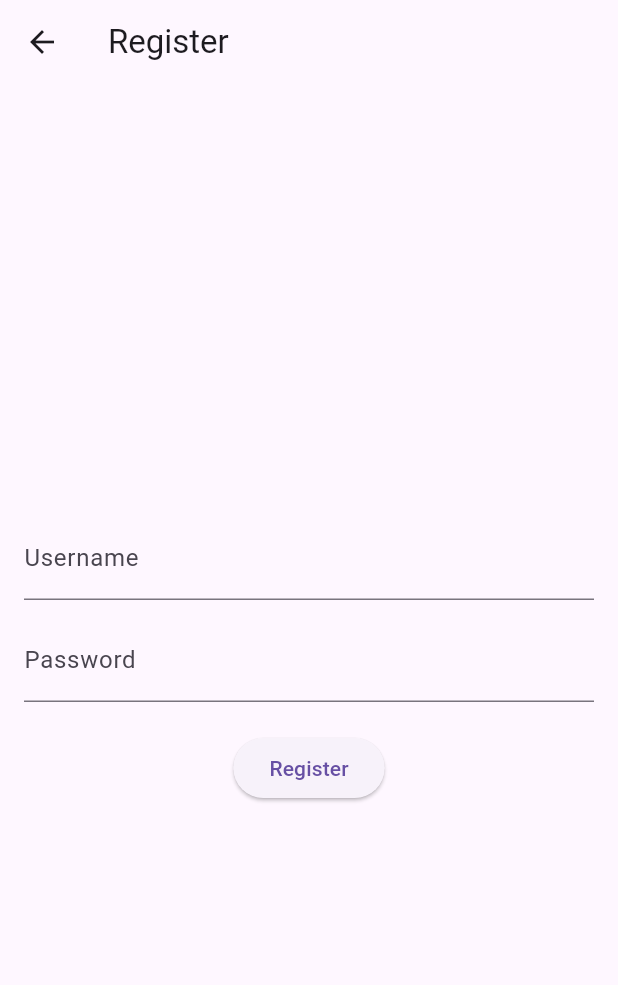
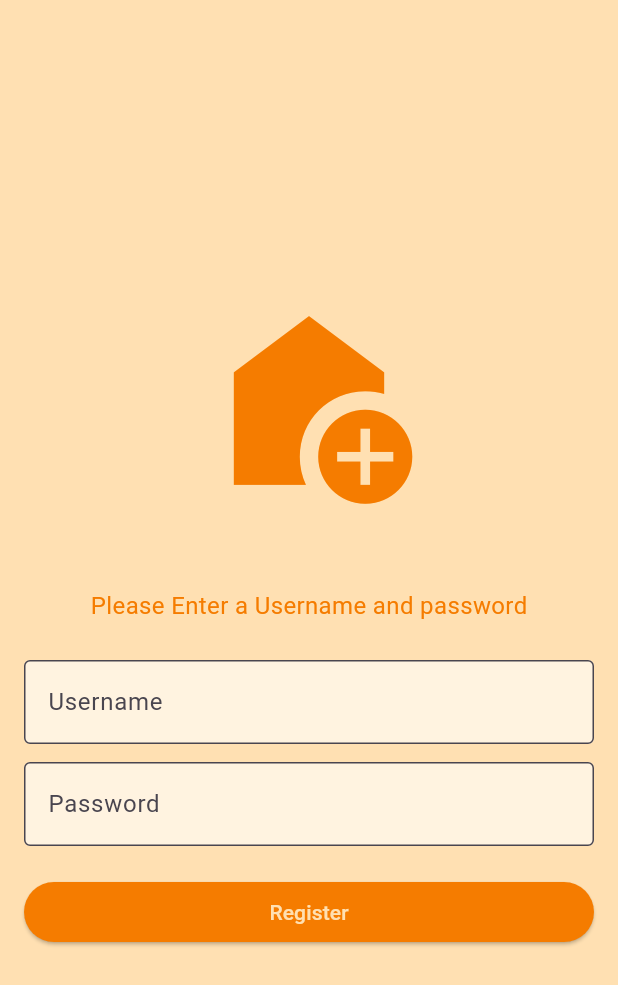
Before and after one commit to Miya784/flut-iot, a Flutter app: the RegisterPage screen opened directly, on a phone screen of 412 x 824 dp. Shown: the top 985 px of the screen. Run offline on Flutter 3.47's test engine with Material 3 defaults, Android fonts, the phone set to English and light mode, and no system bars; our stand-ins replace shared_preferences; missing offline and left inert: flutter_vlc_player; accounts and stored records are empty.

Commit message:
Update register_page.dart

```diff
--- a/lib/pages/register_page.dart
+++ b/lib/pages/register_page.dart
@@ -1,4 +1,5 @@
 import 'package:flutter/material.dart';
+import 'package:flutter/widgets.dart';
 import 'package:http/http.dart' as http;
 import 'dart:convert';
 
@@ -71,28 +72,60 @@ class _RegisterPageState extends State<RegisterPage> {
   @override
   Widget build(BuildContext context) {
     return Scaffold(
-      appBar: AppBar(
-        title: Text('Register'),
-      ),
+      backgroundColor: Colors.orange[100],
       body: Padding(
         padding: EdgeInsets.all(16.0),
         child: Column(
           mainAxisAlignment: MainAxisAlignment.center,
           children: <Widget>[
+            Icon(
+              Icons.add_home,
+              size: 150,
+              color: Colors.orange[700],
+            ),
+            SizedBox(height: 50),
+            Text(
+              'Please Enter a Username and password',
+              style: TextStyle(color: Colors.orange[700], fontSize: 16),
+            ),
+            SizedBox(height: 25),
             TextField(
               controller: _usernameController,
-              decoration: InputDecoration(labelText: 'Username'),
+              decoration: InputDecoration(
+                filled: true,
+                fillColor: Colors.orange[50],
+                focusedBorder: OutlineInputBorder(
+                    borderSide: BorderSide(width: 3, color: Colors.orange)),
+                hintText: 'Username',
+                border: OutlineInputBorder(),
+              ),
             ),
             SizedBox(height: 12),
             TextField(
               controller: _passwordController,
               obscureText: true,
-              decoration: InputDecoration(labelText: 'Password'),
+              decoration: InputDecoration(
+                filled: true,
+                fillColor: Colors.orange[50],
+                focusedBorder: OutlineInputBorder(
+                    borderSide: BorderSide(width: 3, color: Colors.orange)),
+                hintText: 'Password',
+                border: OutlineInputBorder(),
+              ),
             ),
             SizedBox(height: 20),
-            ElevatedButton(
-              onPressed: () => _register(context),
-              child: Text('Register'),
+            Row(
+              children: [
+                Expanded(
+                  child: ElevatedButton(
+                    style: ElevatedButton.styleFrom(
+                        foregroundColor: Colors.orange[100],
+                        backgroundColor: Colors.orange[700]),
+                    onPressed: () => _register(context),
+                    child: Text('Register'),
+                  ),
+                ),
+              ],
             ),
           ],
         ),
```
